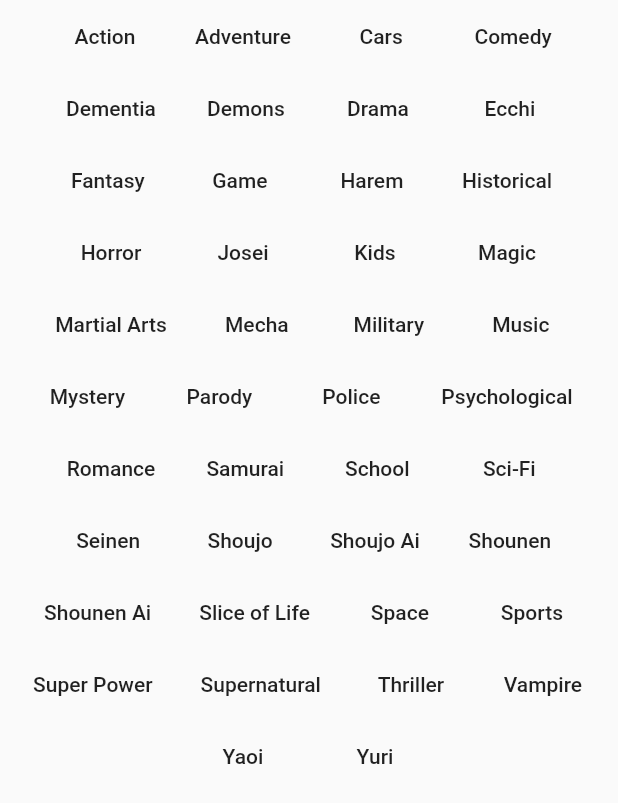
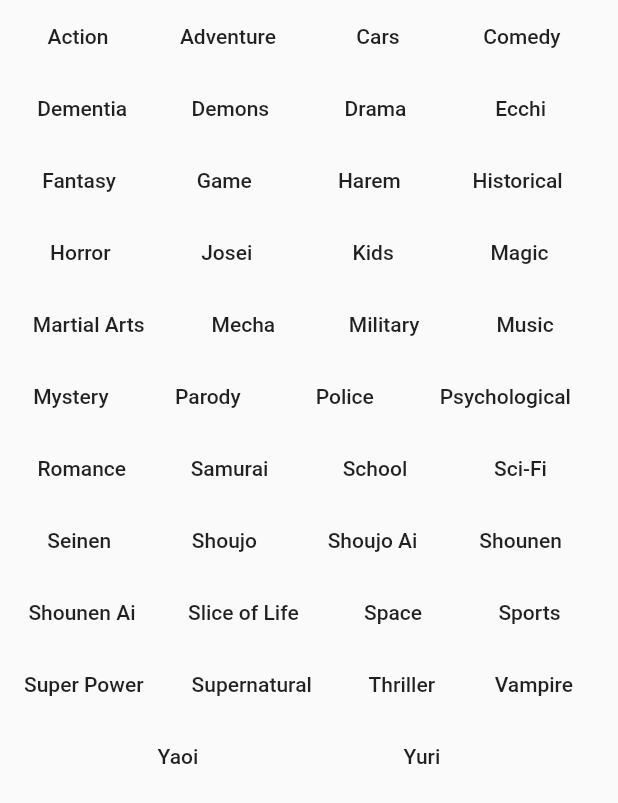
Before and after one commit to HQAnime/AnimeGo-Re, a Flutter app: the GenreList widget shown alone on an empty page, opened directly, on a phone screen of 412 x 824 dp. Shown: the top 803 px of the screen. Run offline on Flutter 3.47's test engine with Material 2 defaults, Android fonts, the phone set to English and light mode, and no system bars.

Commit message:
removed genre page and put all genres to drawer

```diff
--- a/AnimeGo/lib/ui/page/LastestAnime.dart
+++ b/AnimeGo/lib/ui/page/LastestAnime.dart
@@ -1,4 +1,4 @@
-import 'package:AnimeGo/ui/widget/AnimeGoDrawer.dart';
+import 'package:AnimeGo/ui/widget/AnimeDrawer.dart';
 import 'package:AnimeGo/ui/widget/AnimeGrid.dart';
 import 'package:flutter/material.dart';
 
@@ -19,7 +19,7 @@ class _LastestAnimeState extends State<LastestAnime> {
           title: Text('New Release'),
         ),
         body: AnimeGrid(url: ''),
-        drawer: AnimeGoDrawer(),
+        drawer: AnimeDrawer(),
         floatingActionButton: FloatingActionButton(
           child: Icon(Icons.search),
           onPressed: () {},
--- a/AnimeGo/lib/ui/widget/GenreList.dart
+++ b/AnimeGo/lib/ui/widget/GenreList.dart
@@ -13,22 +13,20 @@ class GenreList extends StatelessWidget {
 
   @override
   Widget build(BuildContext context) {
-    return ListView(
-      children: <Widget>[
-        Wrap(
-          alignment: WrapAlignment.center,
-          children: this.renderGenres(),
-        ),
-      ],
+    return Wrap(
+      alignment: WrapAlignment.spaceEvenly,
+      children: this.renderGenres(context),
     );
   }
 
   /// Render all genres as chips
-  List<Widget> renderGenres() {
+  List<Widget> renderGenres(BuildContext context) {
     // Return a fixed length array (growable to be false)
     return this.genreList.map((item) => FlatButton(
         child: Text(item),
-        onPressed: () {},
+        onPressed: () {
+          Navigator.pop(context);
+        },
       ),
     ).toList(growable: false);
   }
```
Also changed, not shown: AnimeGo/lib/ui/page/GenrePage.dart (deleted, +0 -17 lines), AnimeGo/lib/ui/widget/AnimeDrawer.dart (renamed from AnimeGo/lib/ui/widget/AnimeGoDrawer.dart, +9 -7 lines).
